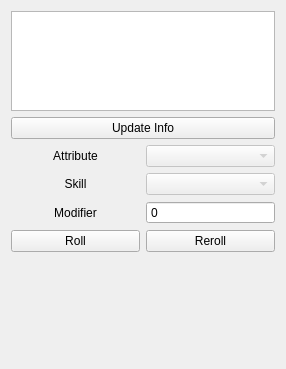
The window that diceroller.ui (Pkow1999/Vampire-The-Masquerade-v5-Character-Sheet-for-Android) describes before a commit, drawn with Qt 5.
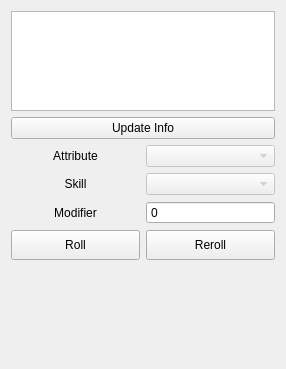
The same window after the commit. Icons and pictures are not drawn.

What changed in the file:
```diff
--- a/diceroller.ui
+++ b/diceroller.ui
@@ -156,11 +156,17 @@
      <item>
       <widget class="QPushButton" name="rollButton">
        <property name="sizePolicy">
-        <sizepolicy hsizetype="Minimum" vsizetype="Preferred">
+        <sizepolicy hsizetype="Minimum" vsizetype="Fixed">
          <horstretch>0</horstretch>
          <verstretch>0</verstretch>
         </sizepolicy>
        </property>
+       <property name="minimumSize">
+        <size>
+         <width>0</width>
+         <height>30</height>
+        </size>
+       </property>
        <property name="text">
         <string>Roll</string>
        </property>
@@ -169,11 +175,17 @@
      <item>
       <widget class="QPushButton" name="rerollButton">
        <property name="sizePolicy">
-        <sizepolicy hsizetype="Minimum" vsizetype="Preferred">
+        <sizepolicy hsizetype="Minimum" vsizetype="Fixed">
          <horstretch>0</horstretch>
          <verstretch>0</verstretch>
         </sizepolicy>
        </property>
+       <property name="minimumSize">
+        <size>
+         <width>0</width>
+         <height>30</height>
+        </size>
+       </property>
        <property name="text">
         <string>Reroll</string>
        </property>
```
Left out of the diff: 8 changed lines with no effect on the pictures.
